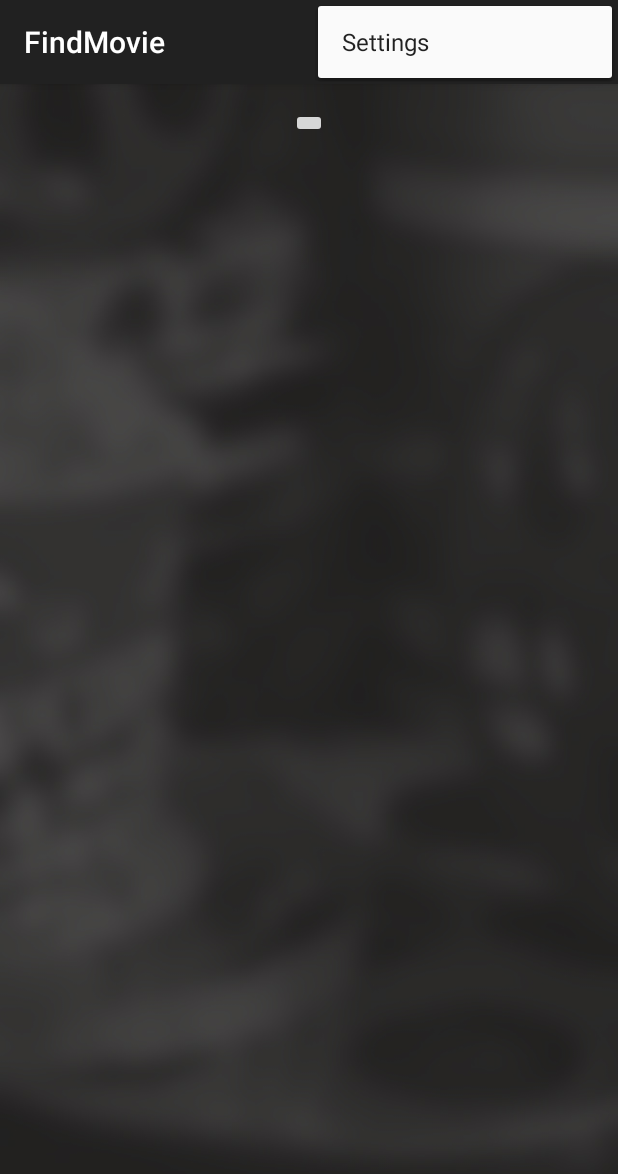
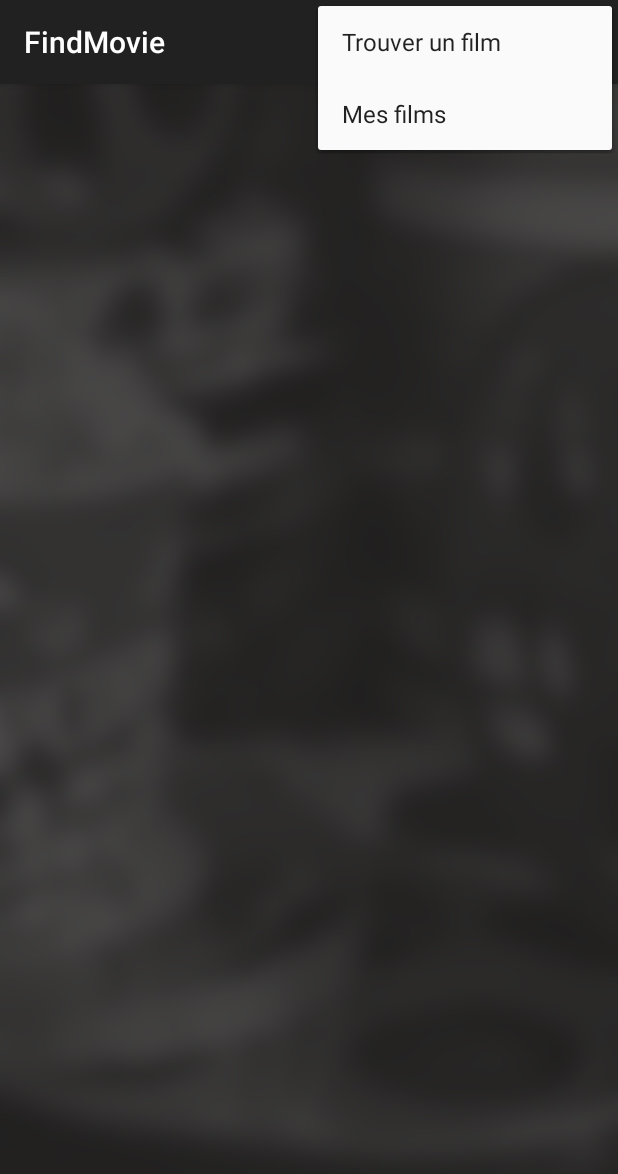
Before and after one commit to alexandre025/Findamovie, an Android app: the FindMovie screen opened directly, with no data from a screen before it, with the options menu open, on a phone screen of 412 x 824 dp. Shown: the top 1174 px of the screen. Run offline under Robolectric (Android 15) with nearby library versions, the phone set to English and light mode, and no system bars.

Commit message:
Set menus options

```diff
--- a/Android/FindAMovie/app/src/main/java/net/hetic/findamovie/FindMovie.java
+++ b/Android/FindAMovie/app/src/main/java/net/hetic/findamovie/FindMovie.java
@@ -1,9 +1,11 @@
 package net.hetic.findamovie;
 
+import android.app.ActionBar;
 import android.support.v7.app.ActionBarActivity;
 import android.os.Bundle;
 import android.view.Menu;
 import android.view.MenuItem;
+import android.view.View;
 
 
 public class FindMovie extends ActionBarActivity {
@@ -12,6 +14,7 @@ public class FindMovie extends ActionBarActivity {
     protected void onCreate(Bundle savedInstanceState) {
         super.onCreate(savedInstanceState);
         setContentView(R.layout.activity_find_movie);
+
     }
 
 
--- a/Android/FindAMovie/app/src/main/res/layout/activity_find_movie.xml
+++ b/Android/FindAMovie/app/src/main/res/layout/activity_find_movie.xml
@@ -8,10 +8,9 @@
     tools:context="net.hetic.findamovie.FindMovie">
 
 
-    <ImageButton
+    <ListView
         android:layout_width="wrap_content"
         android:layout_height="wrap_content"
-        android:id="@+id/imageButton"
-        android:layout_alignParentTop="true"
-        android:layout_centerHorizontal="true" />
+        android:id="@+id/listView"
+        android:layout_alignParentStart="true" />
 </RelativeLayout>
--- a/Android/FindAMovie/app/src/main/res/menu/menu_find_movie.xml
+++ b/Android/FindAMovie/app/src/main/res/menu/menu_find_movie.xml
@@ -1,6 +1,8 @@
 <menu xmlns:android="http://schemas.android.com/apk/res/android"
     xmlns:app="http://schemas.android.com/apk/res-auto"
     xmlns:tools="http://schemas.android.com/tools" tools:context="net.hetic.findamovie.FindMovie">
-    <item android:id="@+id/action_settings" android:title="@string/action_settings"
+    <item android:id="@+id/action_FindMovie" android:title="@string/button_FindMovie"
+        android:orderInCategory="100" app:showAsAction="never" />
+    <item android:id="@+id/action_MyMovies" android:title="@string/button_MyMovies"
         android:orderInCategory="100" app:showAsAction="never" />
 </menu>
--- a/Android/FindAMovie/app/src/main/res/menu/menu_my_movies.xml
+++ b/Android/FindAMovie/app/src/main/res/menu/menu_my_movies.xml
@@ -1,6 +1,8 @@
 <menu xmlns:android="http://schemas.android.com/apk/res/android"
     xmlns:app="http://schemas.android.com/apk/res-auto"
     xmlns:tools="http://schemas.android.com/tools" tools:context="net.hetic.findamovie.MyMovies">
-    <item android:id="@+id/action_settings" android:title="@string/action_settings"
+    <item android:id="@+id/action_FindMovie" android:title="@string/button_FindMovie"
+        android:orderInCategory="100" app:showAsAction="never" />
+    <item android:id="@+id/action_MyMovies" android:title="@string/button_MyMovies"
         android:orderInCategory="100" app:showAsAction="never" />
 </menu>
--- a/Android/FindAMovie/app/src/main/res/values/strings.xml
+++ b/Android/FindAMovie/app/src/main/res/values/strings.xml
@@ -1,5 +1,8 @@
 <resources>
     <string name="app_name">FindAMovie</string>
+
+    <string name="button_FindMovie">Trouver un film</string>
+    <string name="button_MyMovies">Mes films</string>
 
     <string name="hello_world">Hello world!</string>
     <string name="action_settings">Settings</string>
```
